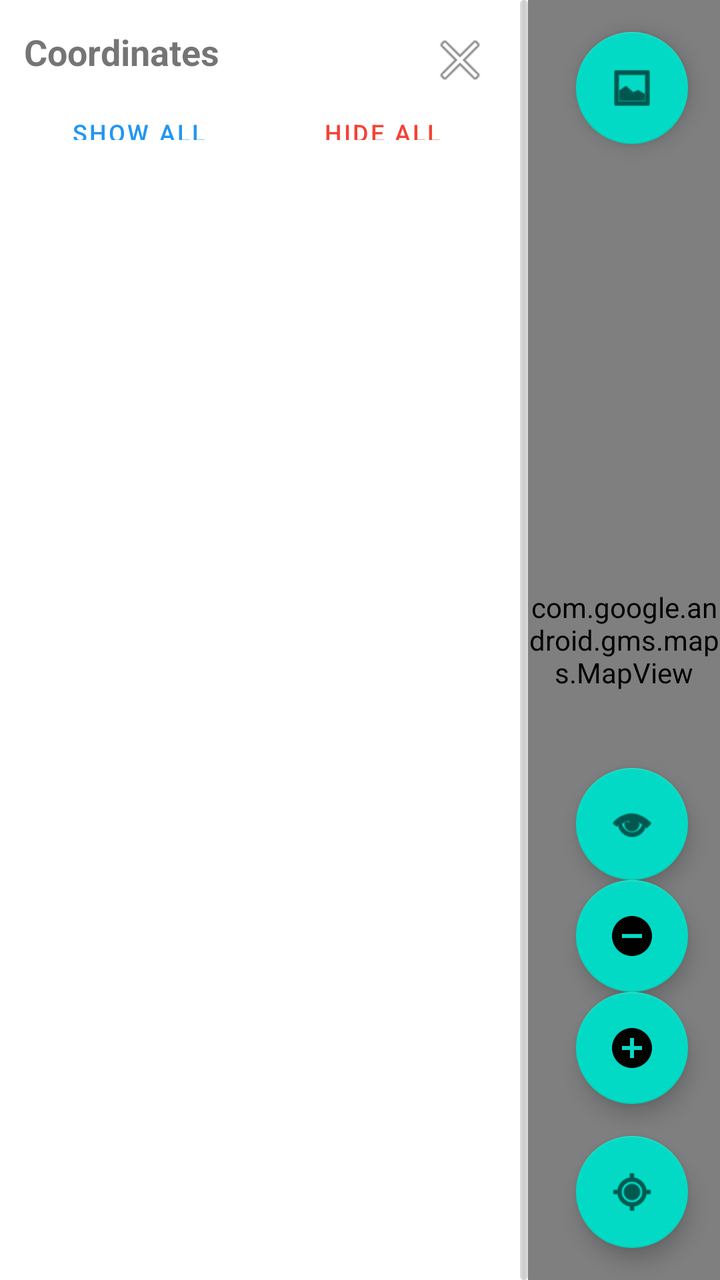
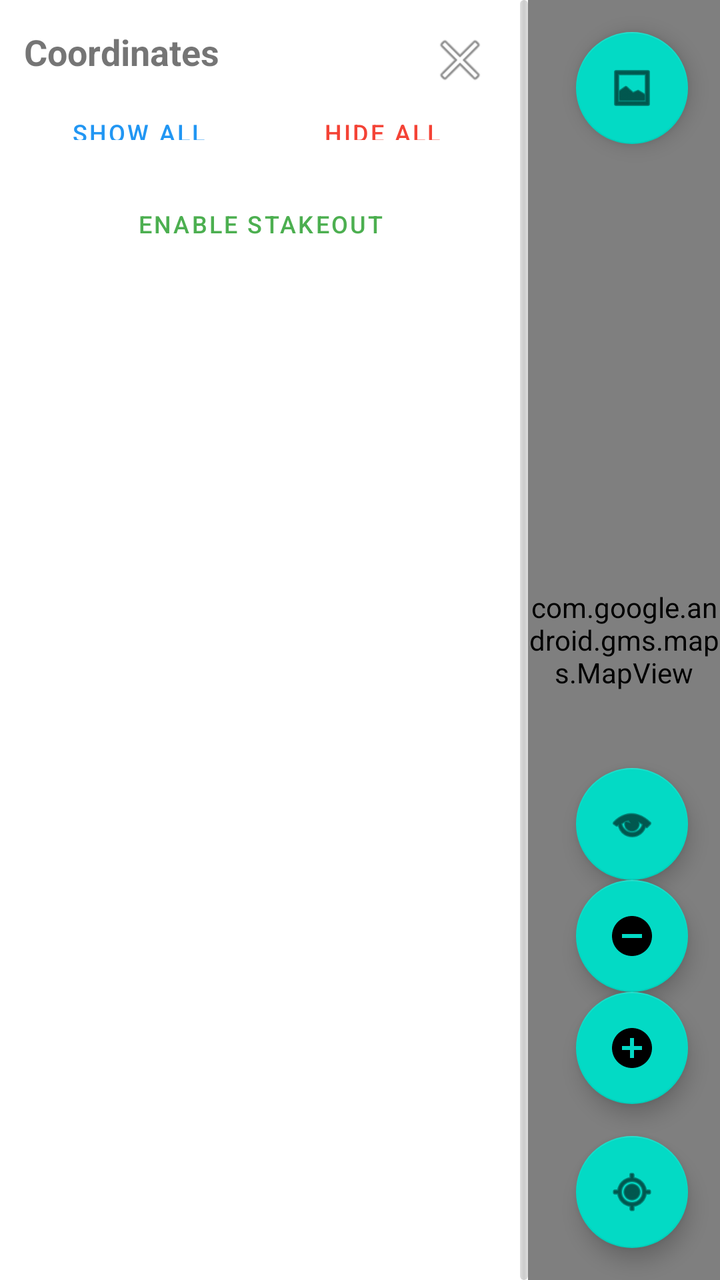

The first picture is an Android layout as it rendered before a commit; the second is the same layout after the commit. The layout source and the unified diff follow.
<!-- AndroidManifest.xml: application theme Theme.SurveyingApp -->
<!-- res/layout/fragment_render_map.xml -->
<?xml version="1.0" encoding="utf-8"?>
<LinearLayout xmlns:android="http://schemas.android.com/apk/res/android"
    android:layout_width="match_parent"
    android:layout_height="match_parent"
    android:orientation="horizontal">

    
    <LinearLayout
        android:id="@+id/left_panel"
        android:layout_width="260dp"
        android:layout_height="match_parent"
        android:orientation="vertical"
        android:padding="12dp"
        android:background="#FFFFFF" >

        <LinearLayout
            android:layout_width="match_parent"
            android:layout_height="wrap_content"
            android:orientation="horizontal"
            android:gravity="center_vertical">
            <TextView
                android:id="@+id/left_panel_title"
                android:layout_width="0dp"
                android:layout_height="wrap_content"
                android:layout_weight="1"
                android:text="Coordinates"
                android:textStyle="bold"
                android:textSize="18sp"
                android:paddingBottom="8dp" />
            <ImageButton
                android:id="@+id/btn_collapse_panel"
                android:layout_width="36dp"
                android:layout_height="36dp"
                android:background="@android:color/transparent"
                android:contentDescription="Collapse"
                android:src="@android:drawable/ic_menu_close_clear_cancel" />
        </LinearLayout>

        
        <LinearLayout
            android:layout_width="match_parent"
            android:layout_height="wrap_content"
            android:orientation="horizontal"
            android:gravity="center"
            android:paddingBottom="8dp">

            <Button
                android:id="@+id/btn_show_all"
                android:layout_width="0dp"
                android:layout_height="32dp"
                android:layout_weight="1"
                android:layout_marginEnd="4dp"
                android:text="Show All"
                android:textSize="12sp"
                android:background="?android:attr/selectableItemBackground"
                android:textColor="#2196F3" />

            <Button
                android:id="@+id/btn_hide_all"
                android:layout_width="0dp"
                android:layout_height="32dp"
                android:layout_weight="1"
                android:layout_marginStart="4dp"
                android:text="Hide All"
                android:textSize="12sp"
                android:background="?android:attr/selectableItemBackground"
                android:textColor="#F44336" />
        </LinearLayout>

        <androidx.recyclerview.widget.RecyclerView
            android:id="@+id/coordinate_toggle_list"
            android:layout_width="match_parent"
            android:layout_height="0dp"
            android:layout_weight="1"/>

        <TextView
            android:id="@+id/left_panel_placeholder"
            android:layout_width="match_parent"
            android:layout_height="wrap_content"
            android:text="No coordinates"
            android:textSize="14sp"
            android:textColor="#555555"
            android:visibility="gone" />
    </LinearLayout>

    
    <View
        android:id="@+id/panel_handle"
        android:layout_width="4dp"
        android:layout_height="match_parent"
        android:background="@drawable/panel_handle_grip"
        android:contentDescription="Drag handle" />

    
    <FrameLayout
        android:layout_width="0dp"
        android:layout_height="match_parent"
        android:layout_weight="1">

        <com.google.android.gms.maps.MapView
            android:id="@+id/mapView"
            android:layout_width="match_parent"
            android:layout_height="match_parent" />

        <TextView
            android:id="@+id/text_render_map"
            android:layout_width="wrap_content"
            android:layout_height="wrap_content"
            android:text="@string/render_map_placeholder"
            android:textSize="18sp"
            android:background="#66000000"
            android:textColor="@android:color/white"
            android:padding="12dp"
            android:layout_gravity="center"
            android:visibility="gone" />

        <com.google.android.material.floatingactionbutton.FloatingActionButton
            android:id="@+id/fab_toggle_sat"
            android:layout_width="wrap_content"
            android:layout_height="wrap_content"
            android:layout_gravity="top|end"
            android:layout_margin="16dp"
            android:contentDescription="Toggle satellite"
            android:src="@android:drawable/ic_menu_gallery" />

        <com.google.android.material.floatingactionbutton.FloatingActionButton
            android:id="@+id/fab_recenter"
            android:layout_width="wrap_content"
            android:layout_height="wrap_content"
            android:layout_gravity="bottom|end"
            android:layout_margin="16dp"
            android:contentDescription="Recenter map"
            android:src="@android:drawable/ic_menu_mylocation" />

        <com.google.android.material.floatingactionbutton.FloatingActionButton
            android:id="@+id/fab_zoom_in"
            android:layout_width="wrap_content"
            android:layout_height="wrap_content"
            android:layout_gravity="bottom|end"
            android:layout_marginEnd="16dp"
            android:layout_marginBottom="88dp"
            android:contentDescription="Zoom in"
            android:src="@drawable/ic_zoom_in" />

        <com.google.android.material.floatingactionbutton.FloatingActionButton
            android:id="@+id/fab_zoom_out"
            android:layout_width="wrap_content"
            android:layout_height="wrap_content"
            android:layout_gravity="bottom|end"
            android:layout_marginEnd="16dp"
            android:layout_marginBottom="144dp"
            android:contentDescription="Zoom out"
            android:src="@drawable/ic_zoom_out" />

        <com.google.android.material.floatingactionbutton.FloatingActionButton
            android:id="@+id/fab_toggle_grid"
            android:layout_width="wrap_content"
            android:layout_height="wrap_content"
            android:layout_gravity="bottom|end"
            android:layout_marginEnd="16dp"
            android:layout_marginBottom="200dp"
            android:contentDescription="Toggle coordinate grid"
            android:src="@android:drawable/ic_menu_view" />

        
        <ImageButton
            android:id="@+id/btn_expand_panel"
            android:layout_width="40dp"
            android:layout_height="40dp"
            android:layout_gravity="center_vertical|start"
            android:layout_margin="8dp"
            android:background="#AAFFFFFF"
            android:contentDescription="Expand panel"
            android:src="@android:drawable/ic_media_play"
            android:tint="@android:color/black"
            android:elevation="4dp"
            android:visibility="gone" />

    </FrameLayout>

</LinearLayout>
<!-- resources referenced by this layout -->
<resources>
  <!-- drawable ic_zoom_in (drawable) -->
  <?xml version="1.0" encoding="utf-8"?>
  <vector xmlns:android="http://schemas.android.com/apk/res/android"
      android:width="24dp"
      android:height="24dp"
      android:viewportWidth="24"
      android:viewportHeight="24">
      
      <path
          android:fillColor="#FFFFFFFF"
          android:pathData="M12,2C6.48,2 2,6.48 2,12s4.48,10 10,10 10,-4.48 10,-10S17.52,2 12,2zM13,11h4v2h-4v4h-2v-4H7v-2h4V7h2v4z"/>
  </vector>
  <!-- drawable ic_zoom_out (drawable) -->
  <?xml version="1.0" encoding="utf-8"?>
  <vector xmlns:android="http://schemas.android.com/apk/res/android"
      android:width="24dp"
      android:height="24dp"
      android:viewportWidth="24"
      android:viewportHeight="24">
      <path
          android:fillColor="#FFFFFFFF"
          android:pathData="M12,2C6.48,2 2,6.48 2,12s4.48,10 10,10 10,-4.48 10,-10S17.52,2 12,2zM7,11h10v2H7v-2z"/>
  </vector>
  <!-- drawable panel_handle_grip (drawable) -->
  <?xml version="1.0" encoding="utf-8"?>
  <shape xmlns:android="http://schemas.android.com/apk/res/android" android:shape="rectangle">
      
      <size android:width="4dp" />
      <corners android:radius="2dp" />
      <gradient
          android:startColor="#22000000"
          android:centerColor="#33000000"
          android:endColor="#22000000"
          android:angle="0" />
  </shape>
  <string name="render_map_placeholder">No render available</string>
  <style name="Theme.SurveyingApp" parent="Theme.MaterialComponents.DayNight.DarkActionBar">
          
          <item name="colorPrimary">@color/purple_500</item>
          <item name="colorPrimaryVariant">@color/purple_700</item>
          <item name="colorOnPrimary">@color/white</item>
          
          <item name="colorSecondary">@color/teal_200</item>
          <item name="colorSecondaryVariant">@color/teal_700</item>
          <item name="colorOnSecondary">@color/black</item>
          
          <item name="android:statusBarColor">?attr/colorPrimaryVariant</item>
          
      </style>
  <color name="purple_500">#FF6200EE</color>
  <color name="purple_700">#FF3700B3</color>
  <color name="white">#FFFFFFFF</color>
  <color name="teal_200">#FF03DAC5</color>
  <color name="teal_700">#FF018786</color>
  <color name="black">#FF000000</color>
</resources>

<!-- the commit's change to res/layout/fragment_render_map.xml (unified diff, before → after) -->
@@ -67,6 +67,111 @@
                 android:textColor="#F44336" />
         </LinearLayout>
 
+        
+        <LinearLayout
+            android:id="@+id/stakeout_panel"
+            android:layout_width="match_parent"
+            android:layout_height="wrap_content"
+            android:orientation="vertical"
+            android:background="#F5F5F5"
+            android:padding="8dp"
+            android:layout_marginBottom="8dp"
+            android:visibility="gone">
+
+            <LinearLayout
+                android:layout_width="match_parent"
+                android:layout_height="wrap_content"
+                android:orientation="horizontal"
+                android:gravity="center_vertical">
+                <TextView
+                    android:layout_width="0dp"
+                    android:layout_height="wrap_content"
+                    android:layout_weight="1"
+                    android:text="Stakeout"
+                    android:textStyle="bold"
+                    android:textSize="16sp" />
+                <Button
+                    android:id="@+id/btn_clear_stakeout"
+                    android:layout_width="wrap_content"
+                    android:layout_height="28dp"
+                    android:text="Clear"
+                    android:textSize="10sp"
+                    android:background="?android:attr/selectableItemBackground"
+                    android:textColor="#F44336"
+                    android:paddingHorizontal="8dp" />
+            </LinearLayout>
+
+            <TextView
+                android:id="@+id/txt_stakeout_target"
+                android:layout_width="match_parent"
+                android:layout_height="wrap_content"
+                android:text="Target: Tap map to set"
+                android:textSize="12sp"
+                android:textColor="#666666"
+                android:paddingTop="4dp" />
+
+            <LinearLayout
+                android:layout_width="match_parent"
+                android:layout_height="wrap_content"
+                android:orientation="horizontal"
+                android:paddingTop="8dp">
+
+                <LinearLayout
+                    android:layout_width="0dp"
+                    android:layout_height="wrap_content"
+                    android:layout_weight="1"
+                    android:orientation="vertical"
+                    android:gravity="center">
+                    <TextView
+                        android:layout_width="wrap_content"
+                        android:layout_height="wrap_content"
+                        android:text="Distance"
+                        android:textSize="10sp"
+                        android:textColor="#888888" />
+                    <TextView
+                        android:id="@+id/txt_stakeout_distance"
+                        android:layout_width="wrap_content"
+                        android:layout_height="wrap_content"
+                        android:text="--"
+                        android:textSize="16sp"
+                        android:textStyle="bold" />
+                </LinearLayout>
+
+                <LinearLayout
+                    android:layout_width="0dp"
+                    android:layout_height="wrap_content"
+                    android:layout_weight="1"
+                    android:orientation="vertical"
+                    android:gravity="center">
+                    <TextView
+                        android:layout_width="wrap_content"
+                        android:layout_height="wrap_content"
+                        android:text="Bearing"
+                        android:textSize="10sp"
+                        android:textColor="#888888" />
+                    <TextView
+                        android:id="@+id/txt_stakeout_bearing"
+                        android:layout_width="wrap_content"
+                        android:layout_height="wrap_content"
+                        android:text="--"
+                        android:textSize="16sp"
+                        android:textStyle="bold" />
+                </LinearLayout>
+
+            </LinearLayout>
+        </LinearLayout>
+
+        
+        <Button
+            android:id="@+id/btn_toggle_stakeout"
+            android:layout_width="match_parent"
+            android:layout_height="wrap_content"
+            android:text="Enable Stakeout"
+            android:textSize="12sp"
+            android:layout_marginBottom="8dp"
+            android:background="?android:attr/selectableItemBackground"
+            android:textColor="#4CAF50" />
+
         <androidx.recyclerview.widget.RecyclerView
             android:id="@+id/coordinate_toggle_list"
             android:layout_width="match_parent"
